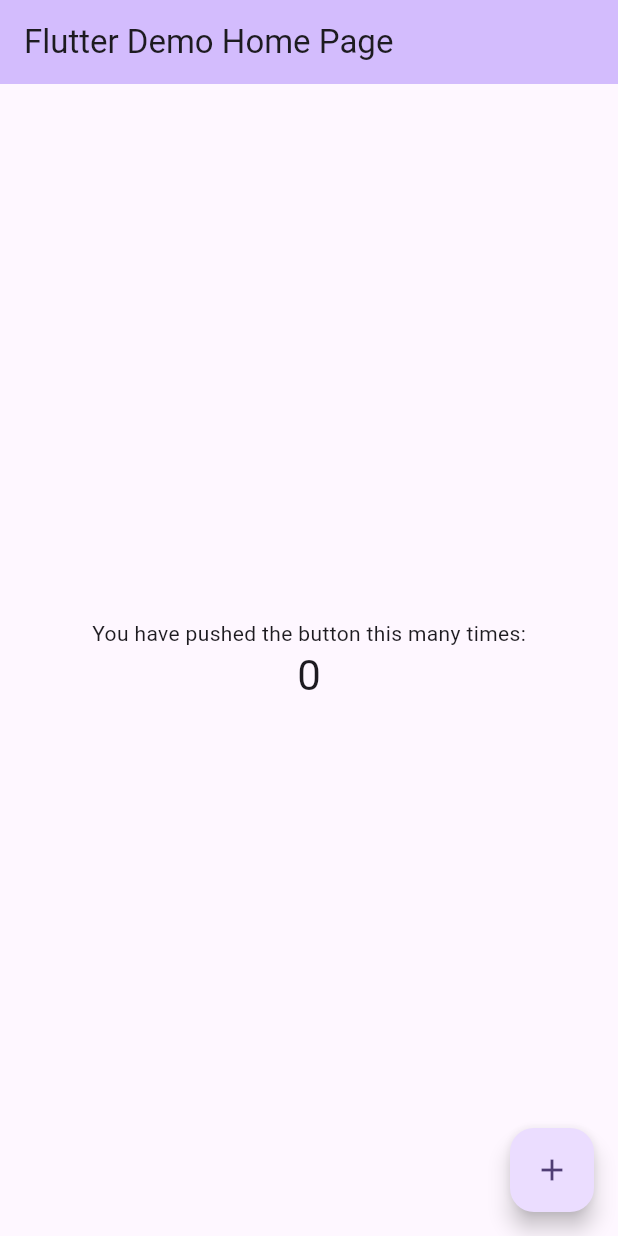
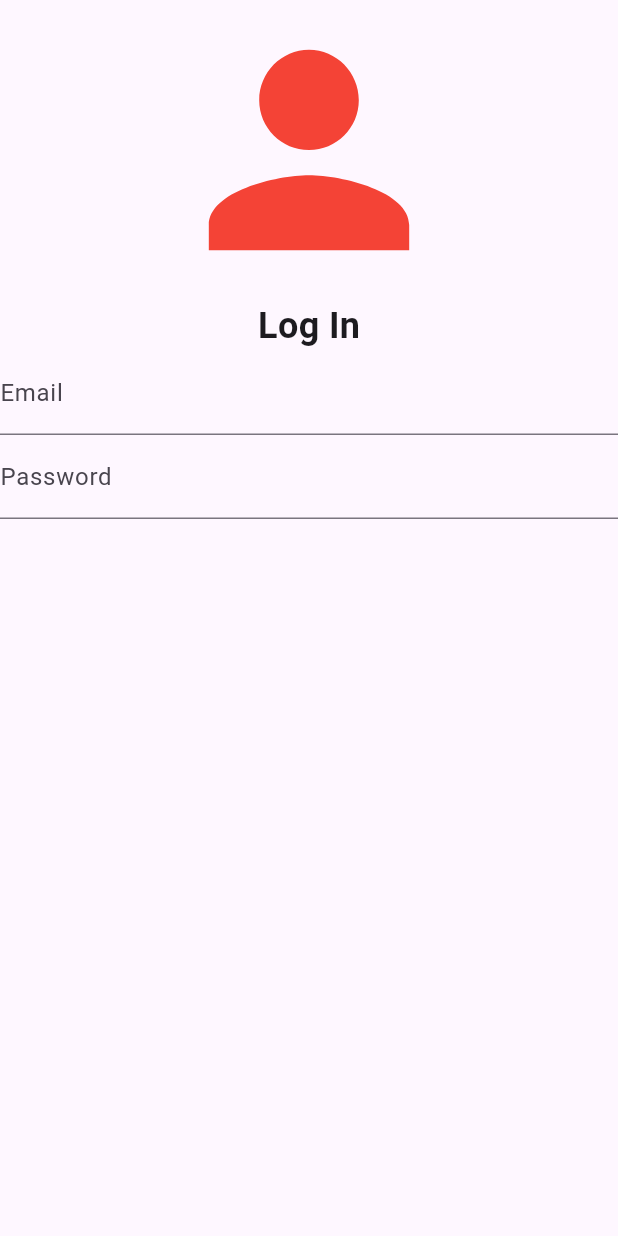
Before and after one commit to EiduLuise/cc206-scholarship_application, a Flutter app: the screen it shows after launch, on a phone screen of 412 x 824 dp. Run offline on Flutter 3.47's test engine with Material 3 defaults, Android fonts, the phone set to English and light mode, and no system bars.

Commit message:
log in page

```diff
--- /dev/null
+++ b/cc206_scholarship_application/lib/features/log_in_page.dart
@@ -0,0 +1,49 @@
+import 'dart:ui';
+import 'package:flutter/widgets.dart';
+import 'package:flutter/material.dart';
+import 'package:cc206_scholarship_application/features/log_in_page.dart';
+
+void main() {
+  runApp(const LogInPage());
+}
+
+class LogInPage extends StatelessWidget {
+  const LogInPage({super.key});
+
+  @override
+  Widget build(BuildContext context) {
+    return Scaffold(
+      body: Column(
+        children: [
+          // Widgets for LogInPage
+          Icon(
+            Icons.person,
+            color: Colors.red,
+            size: 200,
+          ),
+
+          Text(
+            'Log In',
+            style: TextStyle(fontSize: 24, fontWeight: FontWeight.bold),
+          ),
+
+          // Name TextFormField
+          TextFormField(
+            decoration: InputDecoration(
+              labelText: 'Email',
+            ),
+          ),
+
+          // Password TextFormField
+          TextFormField(
+            decoration: InputDecoration(
+              labelText: 'Password',
+            ),
+            obscureText: true,
+          ),
+
+        ],
+      ),
+    );
+  }
+}
--- a/cc206_scholarship_application/lib/main.dart
+++ b/cc206_scholarship_application/lib/main.dart
@@ -1,4 +1,5 @@
 import 'package:flutter/material.dart';
+import 'features/log_in_page.dart';
 
 void main() {
   runApp(const MyApp());
@@ -11,7 +12,7 @@
   @override
   Widget build(BuildContext context) {
     return MaterialApp(
-      title: 'Flutter Demo',
+      title: 'Scholarship Application',
       theme: ThemeData(
         // This is the theme of your application.
         //
@@ -31,95 +32,7 @@
         colorScheme: ColorScheme.fromSeed(seedColor: Colors.deepPurple),
         useMaterial3: true,
       ),
-      home: const MyHomePage(title: 'Flutter Demo Home Page'),
+      home: LogInPage(),
     );
   }
 }
-
-class MyHomePage extends StatefulWidget {
-  const MyHomePage({super.key, required this.title});
-
-  // This widget is the home page of your application. It is stateful, meaning
-  // that it has a State object (defined below) that contains fields that affect
-  // how it looks.
-
-  // This class is the configuration for the state. It holds the values (in this
-  // case the title) provided by the parent (in this case the App widget) and
-  // used by the build method of the State. Fields in a Widget subclass are
-  // always marked "final".
-
-  final String title;
-
-  @override
-  State<MyHomePage> createState() => _MyHomePageState();
-}
-
-class _MyHomePageState extends State<MyHomePage> {
-  int _counter = 0;
-
-  void _incrementCounter() {
-    setState(() {
-      // This call to setState tells the Flutter framework that something has
-      // changed in this State, which causes it to rerun the build method below
-      // so that the display can reflect the updated values. If we changed
-      // _counter without calling setState(), then the build method would not be
-      // called again, and so nothing would appear to happen.
-      _counter++;
-    });
-  }
-
-  @override
-  Widget build(BuildContext context) {
-    // This method is rerun every time setState is called, for instance as done
-    // by the _incrementCounter method above.
-    //
-    // The Flutter framework has been optimized to make rerunning build methods
-    // fast, so that you can just rebuild anything that needs updating rather
-    // than having to individually change instances of widgets.
-    return Scaffold(
-      appBar: AppBar(
-        // TRY THIS: Try changing the color here to a specific color (to
-        // Colors.amber, perhaps?) and trigger a hot reload to see the AppBar
-        // change color while the other colors stay the same.
-        backgroundColor: Theme.of(context).colorScheme.inversePrimary,
-        // Here we take the value from the MyHomePage object that was created by
-        // the App.build method, and use it to set our appbar title.
-        title: Text(widget.title),
-      ),
-      body: Center(
-        // Center is a layout widget. It takes a single child and positions it
-        // in the middle of the parent.
-        child: Column(
-          // Column is also a layout widget. It takes a list of children and
-          // arranges them vertically. By default, it sizes itself to fit its
-          // children horizontally, and tries to be as tall as its parent.
-          //
-          // Column has various properties to control how it sizes itself and
-          // how it positions its children. Here we use mainAxisAlignment to
-          // center the children vertically; the main axis here is the vertical
-          // axis because Columns are vertical (the cross axis would be
-          // horizontal).
-          //
-          // TRY THIS: Invoke "debug painting" (choose the "Toggle Debug Paint"
-          // action in the IDE, or press "p" in the console), to see the
-          // wireframe for each widget.
-          mainAxisAlignment: MainAxisAlignment.center,
-          children: <Widget>[
-            const Text(
-              'You have pushed the button this many times:',
-            ),
-            Text(
-              '$_counter',
-              style: Theme.of(context).textTheme.headlineMedium,
-            ),
-          ],
-        ),
-      ),
-      floatingActionButton: FloatingActionButton(
-        onPressed: _incrementCounter,
-        tooltip: 'Increment',
-        child: const Icon(Icons.add),
-      ), // This trailing comma makes auto-formatting nicer for build methods.
-    );
-  }
-}
--- a/cc206_scholarship_application/pubspec.yaml
+++ b/cc206_scholarship_application/pubspec.yaml
@@ -59,9 +59,9 @@ flutter:
   uses-material-design: true
 
   # To add assets to your application, add an assets section, like this:
-  # assets:
-  #   - images/a_dot_burr.jpeg
-  #   - images/a_dot_ham.jpeg
+  assets:
+     - assets/images/loginpage.jpg
+
 
   # An image asset can refer to one or more resolution-specific "variants", see
   # https://flutter.dev/to/resolution-aware-images
```
Also changed, not shown: cc206_scholarship_application/assets/images/loginpage.jpg (added), cc206_scholarship_application/assets/images/loginpage.png (added).
